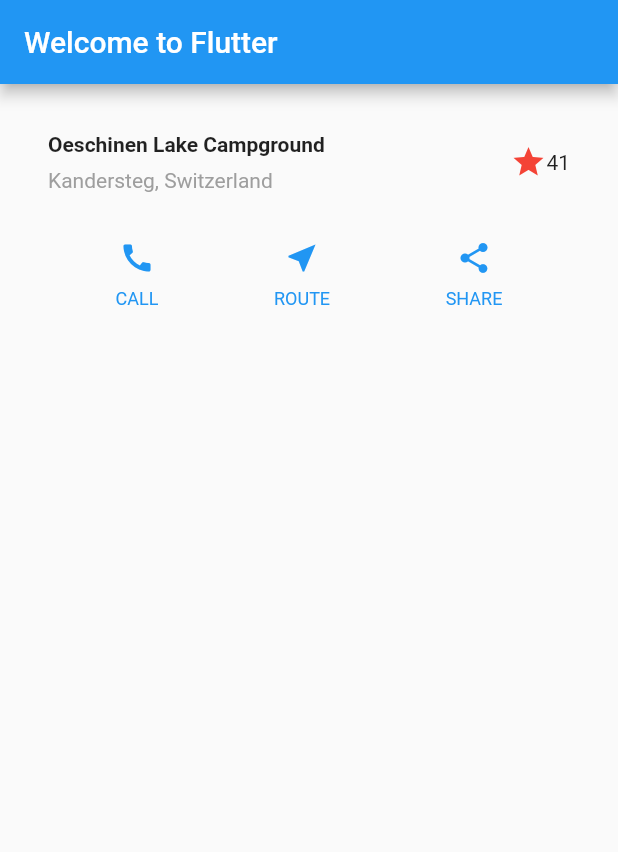
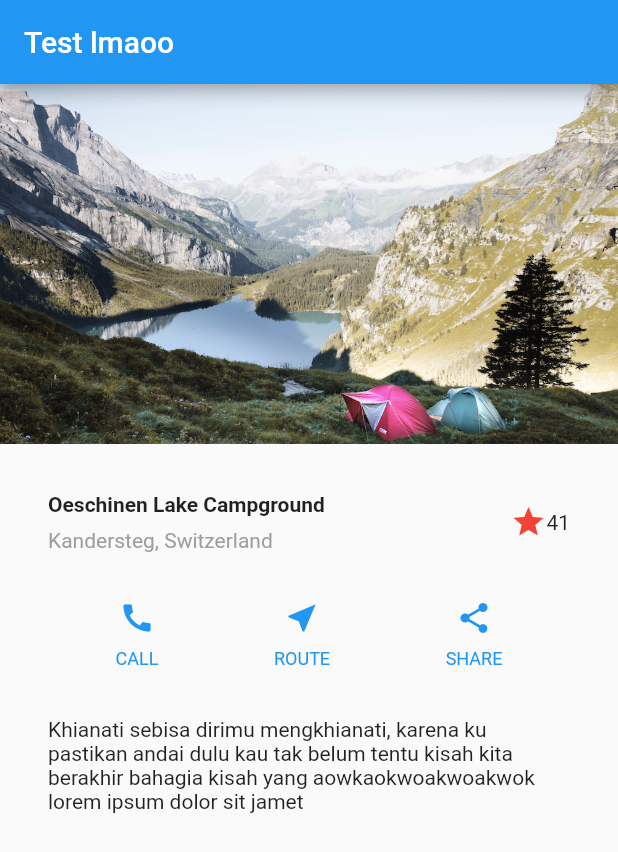
Before and after one commit to raihanadf/dart-intro, a Flutter app: the screen it shows after launch, on a phone screen of 412 x 824 dp. Shown: the top 852 px of the screen. Run offline on Flutter 3.47's test engine with Material 2 defaults, Android fonts, the phone set to English and light mode, and no system bars.

```diff
--- a/lib/main.dart
+++ b/lib/main.dart
@@ -70,15 +70,30 @@ class MyApp extends StatelessWidget {
       ],
     );
 
+    Widget textSection = const Padding(
+      padding: EdgeInsets.all(32),
+      child: Text(
+        "Khianati sebisa dirimu mengkhianati, karena ku pastikan andai dulu kau tak belum tentu kisah kita berakhir bahagia kisah yang aowkaokwoakwoakwok lorem ipsum dolor sit jamet",
+        softWrap: true,
+        ),
+    );
+
     return MaterialApp(
-      title: 'Welcome to Flutter',
+      title: 'Test lmaoo',
       home: Scaffold(
         appBar: AppBar(
-          title: const Text('Welcome to Flutter'),
+          title: const Text('Test lmaoo'),
         ),
-        body: Column(children: [
+        body: ListView(children: [
+          Image.asset(
+            'images/lake.jpg',
+            width: 600,
+            height: 240,
+            fit: BoxFit.cover,
+          ),
           titleSection,
           buttonSection,
+          textSection
         ]),
       ),
     );
--- a/pubspec.yaml
+++ b/pubspec.yaml
@@ -61,9 +61,8 @@ flutter:
   uses-material-design: true
 
   # To add assets to your application, add an assets section, like this:
-  # assets:
-  #   - images/a_dot_burr.jpeg
-  #   - images/a_dot_ham.jpeg
+  assets:
+    - images/lake.jpg
 
   # An image asset can refer to one or more resolution-specific "variants", see
   # https://flutter.dev/assets-and-images/#resolution-aware
```
Also changed, not shown: images/lake.jpg (added).
